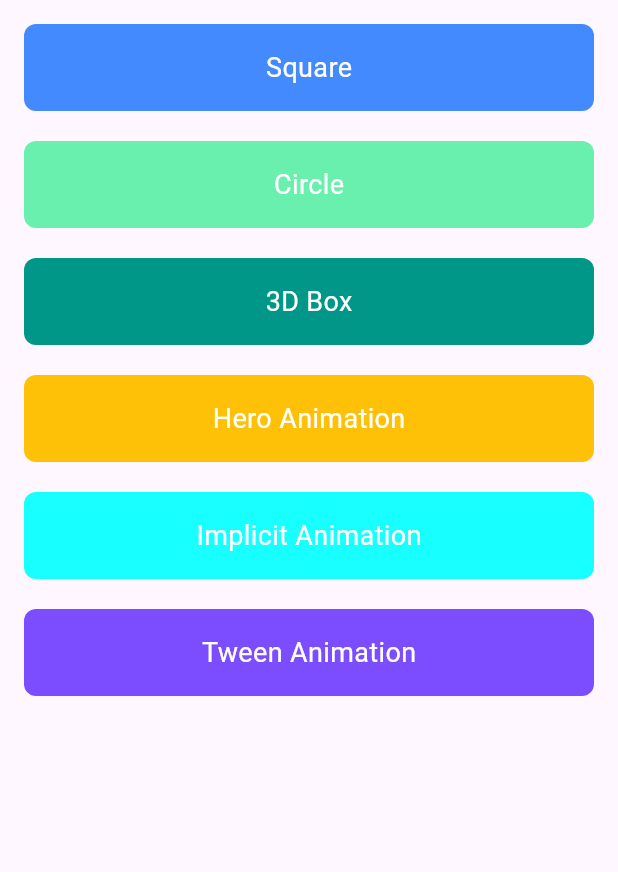
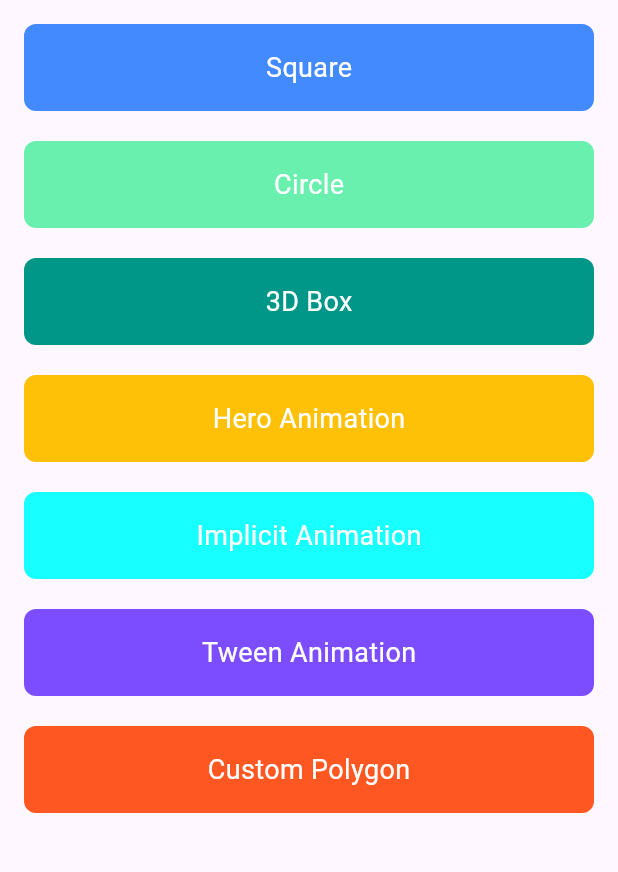
Before and after one commit to Usman-504/Animations, a Flutter app: the screen it shows after launch, on a phone screen of 412 x 824 dp, the part 84-956 px from its top. Run offline on Flutter 3.47's test engine with Material 3 defaults, Android fonts, the phone set to English and light mode, and no system bars.

Commit message:
Custom Polygon

```diff
--- a/lib/main.dart
+++ b/lib/main.dart
@@ -4,6 +4,7 @@ import 'package:animations/example3.dart';
 import 'package:animations/example4.dart';
 import 'package:animations/example5.dart';
 import 'package:animations/example6.dart';
+import 'package:animations/example7.dart';
 import 'package:flutter/material.dart';
 
 void main() {
@@ -177,6 +178,29 @@ class MainScreen extends StatelessWidget {
                   ),
                 ),
               ),
+              const SizedBox(height: 20),
+              GestureDetector(
+                onTap: () {
+                  Navigator.push(
+                    context,
+                    MaterialPageRoute(builder: (context) => const Example7()),
+                  );
+                },
+                child: Container(
+                  width: double.infinity,
+                  padding: const EdgeInsets.all(16),
+                  decoration: BoxDecoration(
+                    color: Colors.deepOrange,
+                    borderRadius: BorderRadius.circular(8),
+                  ),
+                  child: const Center(
+                    child: Text(
+                      'Custom Polygon',
+                      style: TextStyle(color: Colors.white, fontSize: 18),
+                    ),
+                  ),
+                ),
+              ),
             ],
           ),
         ),
```
Also changed, not shown: lib/example7.dart (added, +15 -0 lines).
